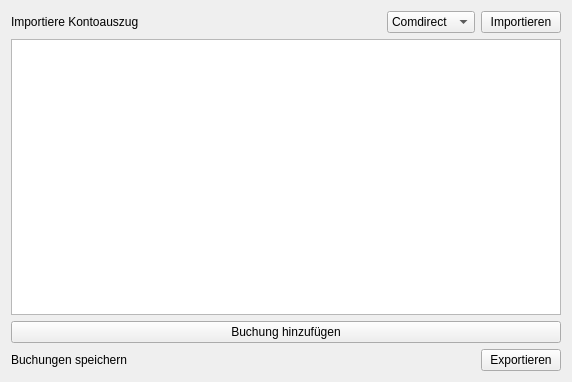
The window that MainWindow.ui (Kaeseknacker/CSVConverter) describes before a commit, drawn with Qt 5.
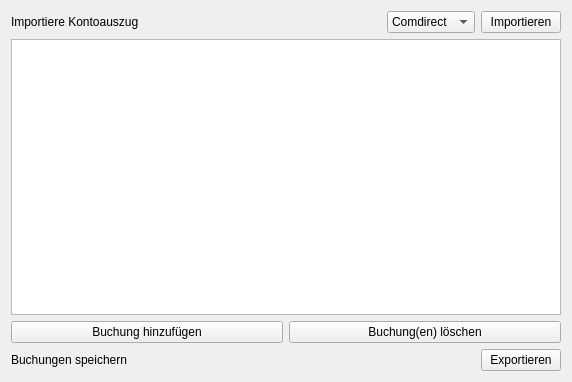
The same window after the commit. Icons and pictures are not drawn.

```diff
--- a/MainWindow.ui
+++ b/MainWindow.ui
@@ -85,11 +85,22 @@
      </widget>
     </item>
     <item>
+     <layout class="QHBoxLayout" name="horizontalLayout">
+      <item>
      <widget class="QPushButton" name="pushButton_addAccountingEntry">
       <property name="text">
        <string>Buchung hinzufügen</string>
       </property>
      </widget>
+      </item>
+      <item>
+       <widget class="QPushButton" name="pushButton_deleteAccountingEntry">
+        <property name="text">
+         <string>Buchung(en) löschen</string>
+        </property>
+       </widget>
+      </item>
+     </layout>
     </item>
     <item>
      <layout class="QHBoxLayout" name="horizontalLayout_export">
```
Lines whose indentation alone changed are shown as unchanged.
